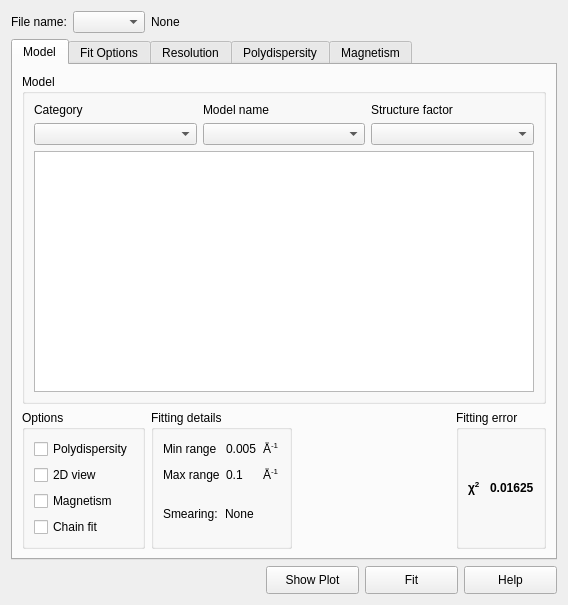
The window that src/sas/qtgui/Perspectives/Fitting/UI/FittingWidgetUI.ui (SasView/sasview) describes before a commit, drawn with Qt 5.
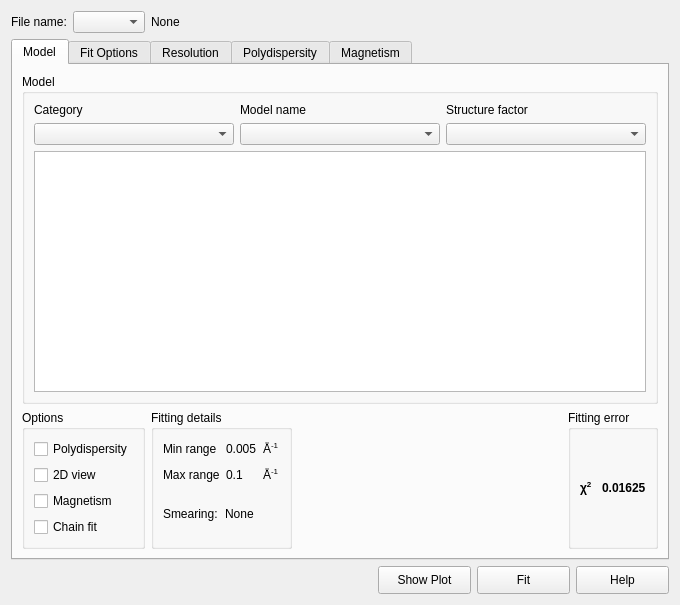
The same window after the commit.

What changed in the file:
```diff
--- a/src/sas/qtgui/Perspectives/Fitting/UI/FittingWidgetUI.ui
+++ b/src/sas/qtgui/Perspectives/Fitting/UI/FittingWidgetUI.ui
@@ -6,7 +6,7 @@
    <rect>
     <x>0</x>
     <y>0</y>
-    <width>568</width>
+    <width>680</width>
     <height>605</height>
    </rect>
   </property>
```
